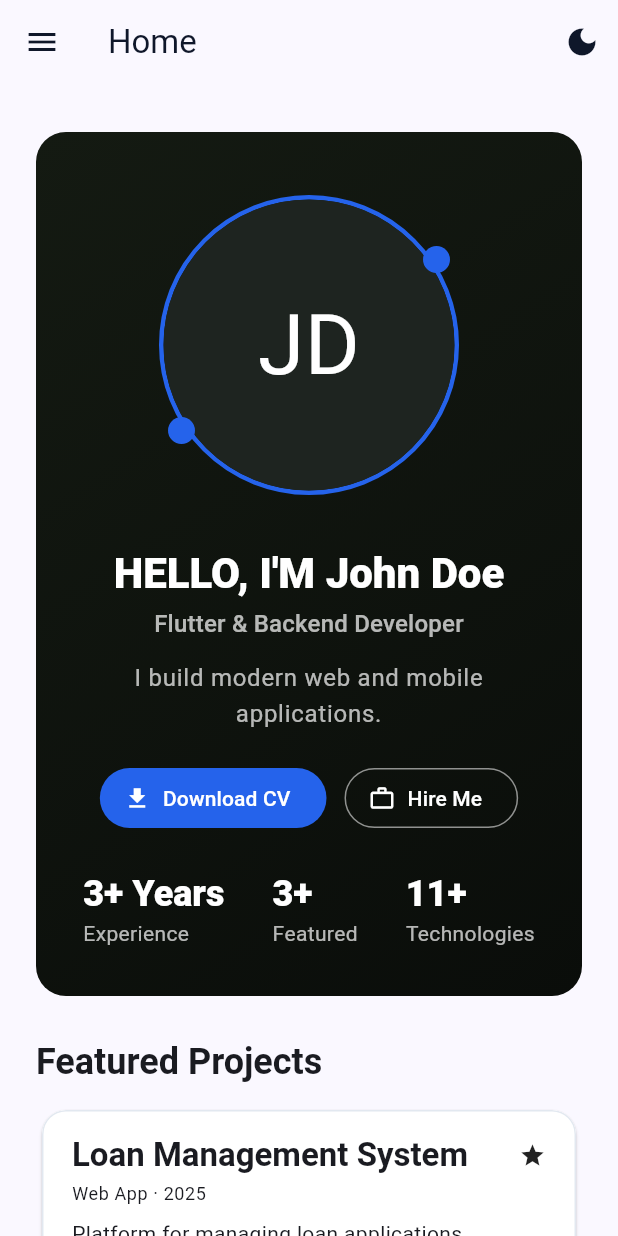
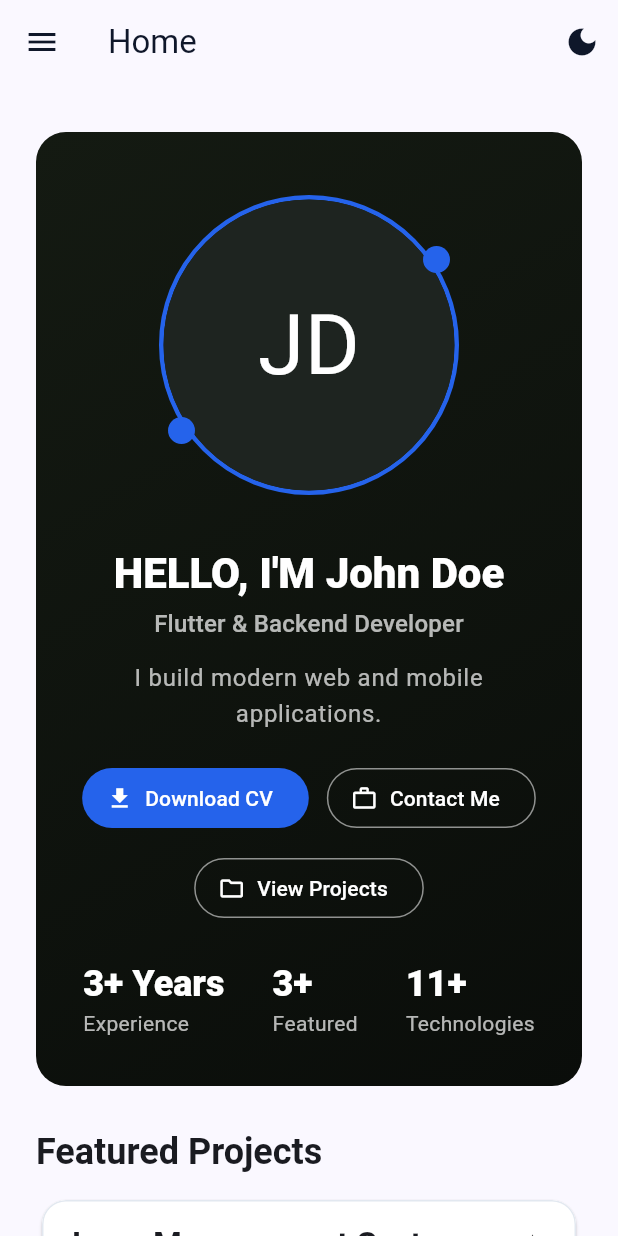
Before and after one commit to oyinss/portfolio, a Flutter app: the screen it shows after launch, on a phone screen of 412 x 824 dp. Run offline on Flutter 3.47's test engine with Material 3 defaults, Android fonts, the phone set to English and light mode, and no system bars; our stand-ins replace file_picker, flutter_svg, go_router, image_picker, shared_preferences.

Commit message:
Hero: Contact Me + View Projects buttons

```diff
--- a/app/lib/features/home/home_page.dart
+++ b/app/lib/features/home/home_page.dart
@@ -198,7 +198,16 @@ class _HeroCard extends StatelessWidget {
               ),
               onPressed: () => context.go('/contact'),
               icon: const Icon(Icons.work_outline, size: 18),
-              label: const Text('Hire Me'),
+              label: const Text('Contact Me'),
+            ),
+            OutlinedButton.icon(
+              style: OutlinedButton.styleFrom(
+                foregroundColor: Colors.white,
+                side: const BorderSide(color: Colors.white54),
+              ),
+              onPressed: () => context.go('/projects'),
+              icon: const Icon(Icons.folder_outlined, size: 18),
+              label: const Text('View Projects'),
             ),
           ],
         ),
```
